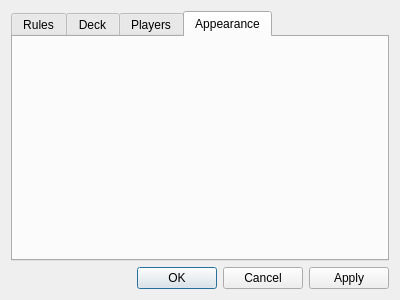
First picture: the form in settingsdialog.ui, repository trolley813/OpenFool, before the edit.
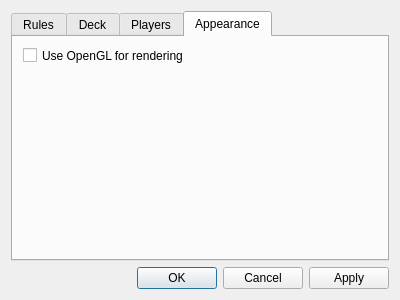
Second picture: the form after the edit. The open tabs and pages were chosen to show the change.

Commit message: added OpenGL rendering; fixes #12

What changed in the file:
```diff
--- a/settingsdialog.ui
+++ b/settingsdialog.ui
@@ -130,6 +130,19 @@
       <attribute name="title">
        <string>Appearance</string>
       </attribute>
+      <widget class="QCheckBox" name="checkBoxGL">
+       <property name="geometry">
+        <rect>
+         <x>10</x>
+         <y>10</y>
+         <width>201</width>
+         <height>17</height>
+        </rect>
+       </property>
+       <property name="text">
+        <string>Use OpenGL for rendering</string>
+       </property>
+      </widget>
      </widget>
     </widget>
    </item>
```
Left out of the diff: 2 changed lines with no effect on the pictures. The commit also changes 3 other files.
